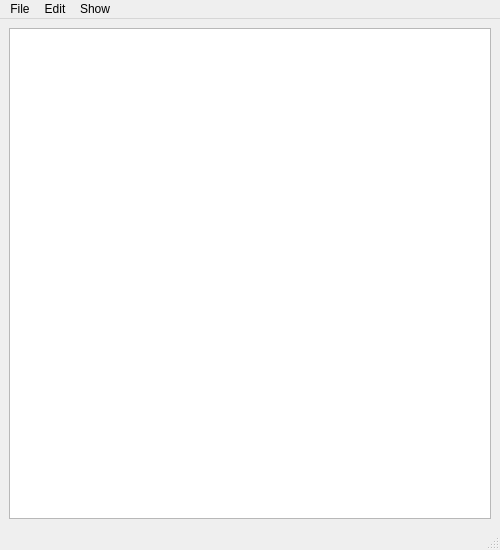
Above: src/mainwindow.ui from metury/xtodo before the change. Below: the same form after it.
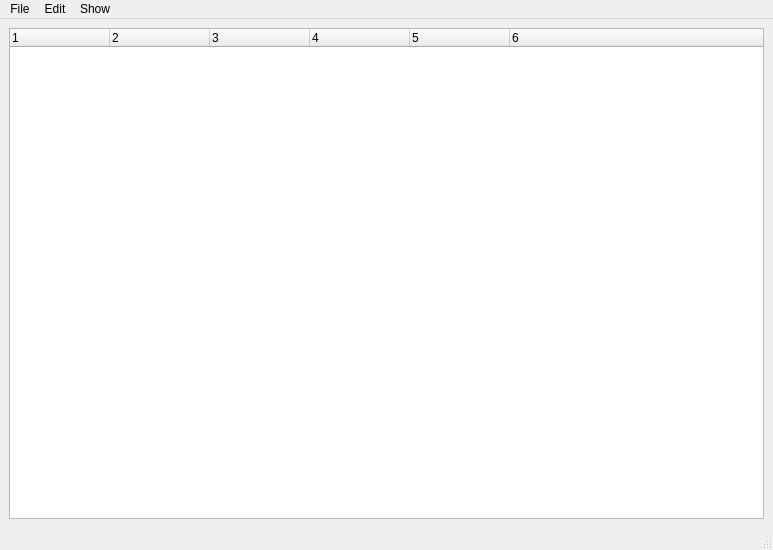
That is the form after the change. Icons and pictures are not drawn.

Commit message: updated view to QTreeWidget

```diff
--- a/src/mainwindow.ui
+++ b/src/mainwindow.ui
@@ -6,7 +6,7 @@
    <rect>
     <x>0</x>
     <y>0</y>
-    <width>500</width>
+    <width>773</width>
     <height>550</height>
    </rect>
   </property>
@@ -44,27 +44,40 @@
    </property>
    <layout class="QHBoxLayout" name="horizontalLayout">
     <item>
-     <widget class="QListWidget" name="tasks">
-      <property name="sizePolicy">
-       <sizepolicy hsizetype="Expanding" vsizetype="Expanding">
-        <horstretch>1</horstretch>
-        <verstretch>1</verstretch>
-       </sizepolicy>
+     <widget class="QTreeWidget" name="tasks">
+      <property name="columnCount">
+       <number>6</number>
       </property>
-      <property name="sizeIncrement">
-       <size>
-        <width>1</width>
-        <height>1</height>
-       </size>
-      </property>
-      <property name="font">
-       <font>
-        <family>Monospace</family>
-       </font>
-      </property>
-      <property name="sizeAdjustPolicy">
-       <enum>QAbstractScrollArea::AdjustToContents</enum>
-      </property>
+      <column>
+       <property name="text">
+        <string notr="true">1</string>
+       </property>
+      </column>
+      <column>
+       <property name="text">
+        <string notr="true">2</string>
+       </property>
+      </column>
+      <column>
+       <property name="text">
+        <string notr="true">3</string>
+       </property>
+      </column>
+      <column>
+       <property name="text">
+        <string notr="true">4</string>
+       </property>
+      </column>
+      <column>
+       <property name="text">
+        <string notr="true">5</string>
+       </property>
+      </column>
+      <column>
+       <property name="text">
+        <string notr="true">6</string>
+       </property>
+      </column>
      </widget>
     </item>
    </layout>
@@ -74,7 +87,7 @@
     <rect>
      <x>0</x>
      <y>0</y>
-     <width>500</width>
+     <width>773</width>
      <height>23</height>
     </rect>
    </property>
```
The commit also changes 4 other files.
